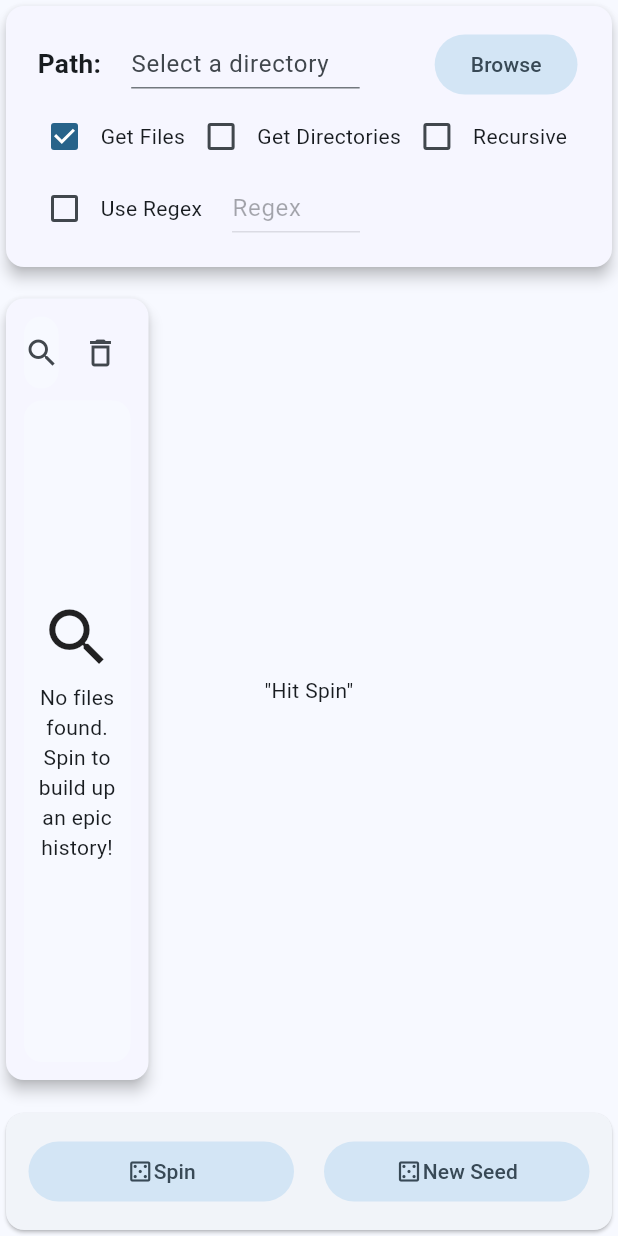
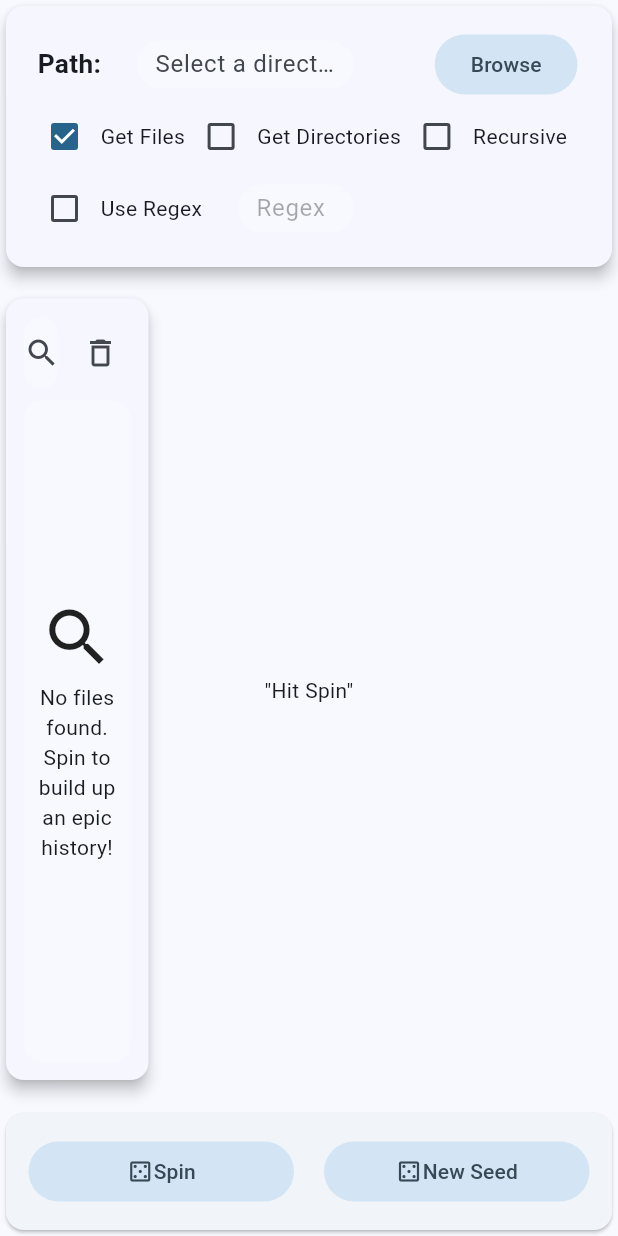
Before and after one commit to ru1t3rl/Flutter-Randomizer, a Flutter app: the RandomFilePicker screen opened directly, on a phone screen of 412 x 824 dp. Run offline on Flutter 3.47's test engine with Material 2 defaults, Android fonts, the phone set to English and light mode, and no system bars; our stand-ins replace file_picker, shared_preferences; missing offline and left inert: flutter_meedu_videoplayer, open_app_file; accounts and stored records are empty.

Commit message:
fixed styling of textfields

```diff
--- a/lib/views/random_file_picker.dart
+++ b/lib/views/random_file_picker.dart
@@ -232,6 +232,20 @@ class _RandomFilePickerState extends State<RandomFilePicker> {
                                         TextStyle(fontWeight: FontWeight.bold)),
                                 const SizedBox(width: 20),
                                 Expanded(
+                                  child: Card(
+                                    shape: RoundedRectangleBorder(
+                                      borderRadius: BorderRadius.circular(50),
+                                    ),
+                                    elevation: 1,
+                                    shadowColor: Colors.transparent,
+                                    color: Theme.of(context)
+                                        .colorScheme
+                                        .background,
+                                    child: Padding(
+                                      padding: const EdgeInsets.only(
+                                        left: 12,
+                                        right: 12,
+                                      ),
                                       child: TextFormField(
                                         controller: directoryTF,
                                         onChanged: !_busy
@@ -242,8 +256,10 @@ class _RandomFilePickerState extends State<RandomFilePicker> {
                                             : null,
                                         decoration: const InputDecoration(
                                             isDense: true,
-                                        border: UnderlineInputBorder(),
+                                            border: InputBorder.none,
                                             hintText: 'Select a directory'),
+                                      ),
+                                    ),
                                   ),
                                 ),
                                 const SizedBox(width: 50),
@@ -319,12 +335,25 @@ class _RandomFilePickerState extends State<RandomFilePicker> {
                             Expanded(
                               child: Padding(
                                 padding: const EdgeInsets.only(right: 153),
+                                child: Card(
+                                  shape: RoundedRectangleBorder(
+                                    borderRadius: BorderRadius.circular(50),
+                                  ),
+                                  elevation: 1,
+                                  shadowColor: Colors.transparent,
+                                  color:
+                                      Theme.of(context).colorScheme.background,
+                                  child: Padding(
+                                    padding: const EdgeInsets.only(
+                                      left: 12,
+                                      right: 12,
+                                    ),
                                     child: TextFormField(
                                       enabled: useRegex && !_busy,
                                       controller: regexTF,
                                       decoration: const InputDecoration(
                                           isDense: true,
-                                      border: UnderlineInputBorder(),
+                                          border: InputBorder.none,
                                           hintText: 'Regex'),
                                       onChanged: (value) {
                                         setState(() {
@@ -334,6 +363,8 @@ class _RandomFilePickerState extends State<RandomFilePicker> {
 
                                         prefs.setString('regex', value);
                                       },
+                                    ),
+                                  ),
                                 ),
                               ),
                             ),
```
Lines whose indentation alone changed are shown as unchanged.
